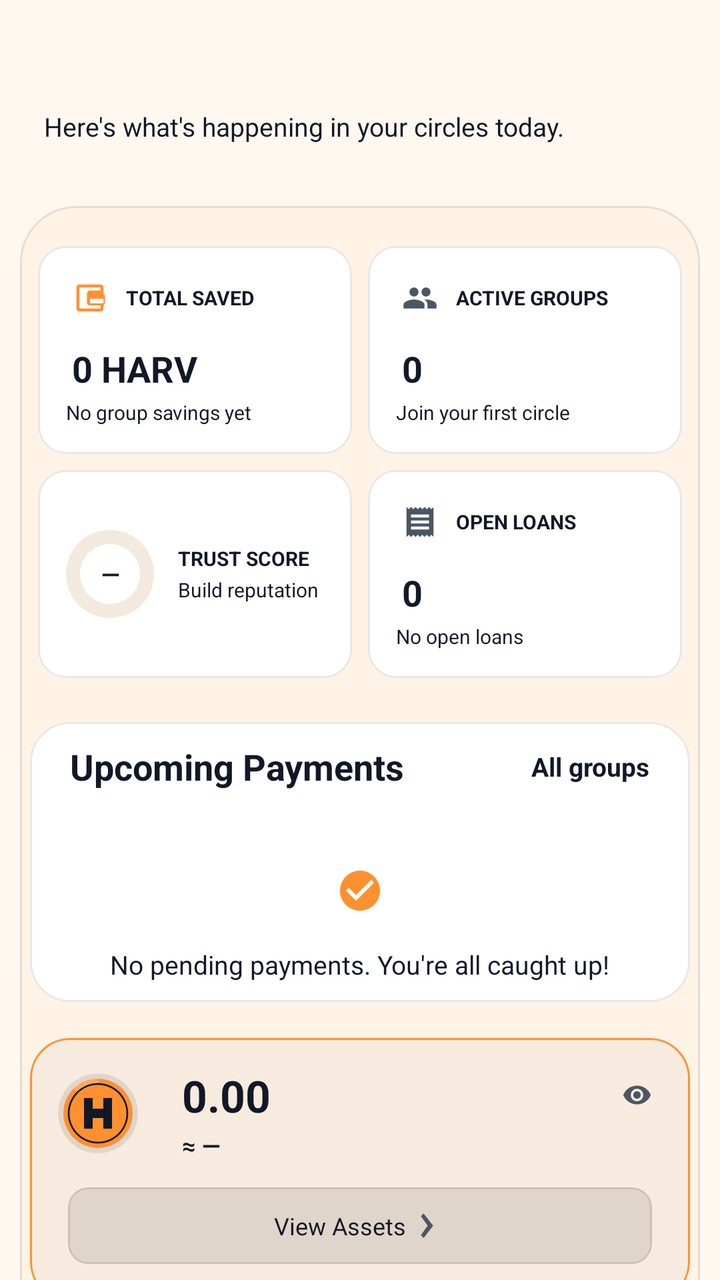
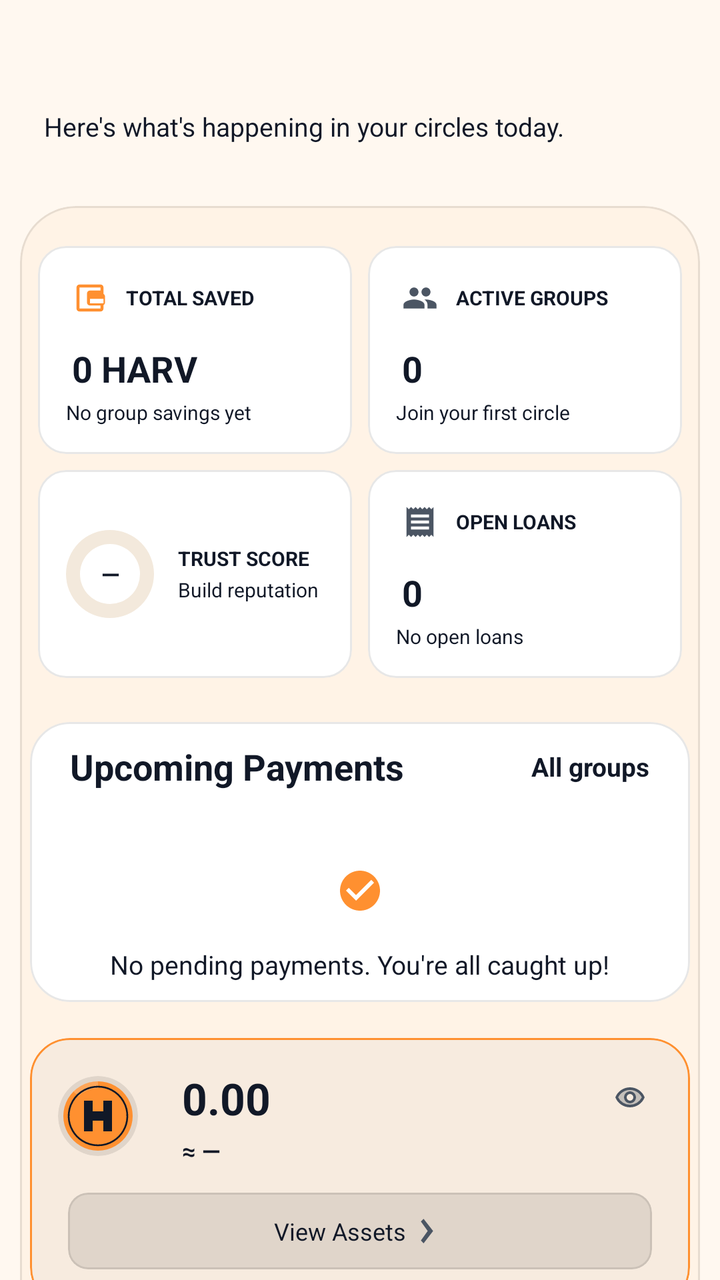

Two renders of the same Android screen: before a commit and after it. Below are the layout's source before the change and the commit's diff.
<!-- AndroidManifest.xml: application theme AppTheme -->
<!-- res/layout/home_fragment.xml -->
<LinearLayout
	xmlns:android="http://schemas.android.com/apk/res/android"
	xmlns:app="http://schemas.android.com/apk/res-auto"
	xmlns:tools="http://schemas.android.com/tools"
	android:layout_width="match_parent"
	android:layout_height="match_parent"
	android:orientation="vertical"
	android:background="@android:color/transparent"
	android:id="@+id/_main">
	<androidx.core.widget.NestedScrollView
		android:id="@+id/vscroll1"
		android:layout_width="match_parent"
		android:layout_height="match_parent"
		android:background="@android:color/transparent"
		android:fillViewport="true"
		android:overScrollMode="never">
		<LinearLayout
			android:id="@+id/linear2"
			android:layout_width="match_parent"
			android:layout_height="wrap_content"
			android:orientation="vertical">
			<LinearLayout
				android:id="@+id/linear194"
				android:layout_width="match_parent"
				android:layout_height="wrap_content"
				android:paddingLeft="22dp"
				android:paddingTop="18dp"
				android:paddingRight="22dp"
				android:paddingBottom="16dp"
				android:gravity="center_vertical"
				android:orientation="horizontal">
				<LinearLayout
					android:id="@+id/linear36"
					android:layout_width="0dp"
					android:layout_height="wrap_content"
					android:orientation="vertical"
					android:layout_weight="1">
					<TextView
						android:id="@+id/textview3"
						android:layout_width="match_parent"
						android:layout_height="wrap_content"
						android:textSize="24sp"
						android:textStyle="bold" />
					<TextView
						android:id="@+id/textview4"
						android:layout_width="match_parent"
						android:layout_height="wrap_content"
						android:layout_marginTop="4dp"
						android:text="Here's what's happening in your circles today."
						android:textSize="13sp" />
				</LinearLayout>
				<TextView
					android:id="@+id/textview2"
					android:layout_width="wrap_content"
					android:layout_height="wrap_content"
					android:textSize="12sp"
					android:textStyle="bold"
					android:gravity="end" />
			</LinearLayout>
			<com.google.android.material.card.MaterialCardView
				android:id="@+id/cardview28"
				android:layout_width="match_parent"
				android:layout_height="match_parent"
				android:layout_marginLeft="10dp"
				android:layout_marginTop="15dp"
				android:layout_marginRight="10dp"
				android:layout_marginBottom="10dp"
				app:cardBackgroundColor="@color/colorSurfaceAlt"
				app:cardCornerRadius="28dp"
				app:cardElevation="0dp"
				app:strokeWidth="1dp"
				app:strokeColor="@color/whiteFaint10">
				<LinearLayout
					android:id="@+id/linear217"
					android:layout_width="match_parent"
					android:layout_height="match_parent"
					android:paddingLeft="5dp"
					android:paddingTop="16dp"
					android:paddingRight="5dp"
					android:paddingBottom="5dp"
					android:gravity="bottom"
					android:orientation="vertical">
					<LinearLayout
						android:id="@+id/linear200"
						android:layout_width="0dp"
						android:layout_height="0dp"
						android:visibility="gone" />
					<LinearLayout
						android:id="@+id/layout_metric_grid"
						android:layout_width="match_parent"
						android:layout_height="wrap_content"
						android:orientation="vertical">
						<LinearLayout
							android:id="@+id/linear37"
							android:layout_width="match_parent"
							android:layout_height="wrap_content"
							android:orientation="horizontal">
							<com.google.android.material.card.MaterialCardView
								android:id="@+id/card_total_saved"
								android:layout_width="0dp"
								android:layout_height="wrap_content"
								android:layout_margin="4dp"
								app:cardBackgroundColor="@color/colorSurface"
								android:layout_weight="1"
								app:cardCornerRadius="14dp"
								app:cardElevation="0dp"
								app:strokeWidth="1dp"
								app:strokeColor="@color/whiteFaint10">
								<LinearLayout
									android:id="@+id/linear198"
									android:layout_width="match_parent"
									android:layout_height="wrap_content"
									android:padding="14dp"
									android:orientation="vertical">
									<LinearLayout
										android:id="@+id/linear38"
										android:layout_width="match_parent"
										android:layout_height="wrap_content"
										android:gravity="center_vertical"
										android:orientation="horizontal">
										<ImageView
											android:id="@+id/imageview58"
											android:layout_width="24dp"
											android:layout_height="24dp"
											android:padding="3dp"
											android:src="@drawable/ic_wallet"
											android:scaleType="centerInside"
											app:tint="@color/colorAccent" />
										<TextView
											android:id="@+id/textview205"
											android:layout_width="wrap_content"
											android:layout_height="wrap_content"
											android:text="TOTAL SAVED"
											android:textSize="10sp"
											android:textStyle="bold"
											android:layout_marginStart="6dp" />
									</LinearLayout>
									<LinearLayout
										android:id="@+id/linear219"
										android:layout_width="match_parent"
										android:layout_height="wrap_content"
										android:layout_marginTop="8dp"
										android:orientation="vertical">
										<TextView
											android:id="@+id/text_val_saved"
											android:layout_width="match_parent"
											android:layout_height="wrap_content"
											android:padding="3dp"
											android:text="0 HARV"
											android:textSize="18sp"
											android:textStyle="bold"
											android:singleLine="true" />
										<TextView
											android:id="@+id/text_sub_saved"
											android:layout_width="match_parent"
											android:layout_height="wrap_content"
											android:text="No group savings yet"
											android:textSize="10sp" />
									</LinearLayout>
								</LinearLayout>
							</com.google.android.material.card.MaterialCardView>
							<com.google.android.material.card.MaterialCardView
								android:id="@+id/card_active_groups"
								android:layout_width="0dp"
								android:layout_height="match_parent"
								android:layout_margin="4dp"
								app:cardBackgroundColor="@color/colorSurface"
								android:layout_weight="1"
								app:cardCornerRadius="14dp"
								app:cardElevation="0dp"
								app:strokeWidth="1dp"
								app:strokeColor="@color/whiteFaint10">
								<LinearLayout
									android:id="@+id/linear196"
									android:layout_width="match_parent"
									android:layout_height="match_parent"
									android:padding="14dp"
									android:orientation="vertical">
									<LinearLayout
										android:id="@+id/linear39"
										android:layout_width="match_parent"
										android:layout_height="wrap_content"
										android:gravity="center_vertical"
										android:orientation="horizontal">
										<ImageView
											android:id="@+id/imageview57"
											android:layout_width="24dp"
											android:layout_height="24dp"
											android:padding="3dp"
											android:src="@drawable/ic_groups"
											android:scaleType="centerInside"
											app:tint="@color/colorTextSecondary" />
										<TextView
											android:id="@+id/textview204"
											android:layout_width="wrap_content"
											android:layout_height="wrap_content"
											android:text="ACTIVE GROUPS"
											android:textSize="10sp"
											android:textStyle="bold"
											android:layout_marginStart="6dp" />
									</LinearLayout>
									<LinearLayout
										android:id="@+id/linear218"
										android:layout_width="match_parent"
										android:layout_height="wrap_content"
										android:layout_marginTop="8dp"
										android:orientation="vertical">
										<TextView
											android:id="@+id/text_val_groups"
											android:layout_width="match_parent"
											android:layout_height="wrap_content"
											android:padding="3dp"
											android:text="0"
											android:textSize="18sp"
											android:textStyle="bold" />
										<TextView
											android:id="@+id/text_sub_groups"
											android:layout_width="match_parent"
											android:layout_height="wrap_content"
											android:text="Join your first circle"
											android:textSize="10sp" />
									</LinearLayout>
								</LinearLayout>
							</com.google.android.material.card.MaterialCardView>
						</LinearLayout>
						<LinearLayout
							android:id="@+id/linear40"
							android:layout_width="match_parent"
							android:layout_height="wrap_content"
							android:orientation="horizontal">
							<com.google.android.material.card.MaterialCardView
								android:id="@+id/card_trust_score"
								android:layout_width="0dp"
								android:layout_height="match_parent"
								android:layout_margin="4dp"
								app:cardBackgroundColor="@color/colorSurface"
								android:layout_weight="1"
								app:cardCornerRadius="14dp"
								app:cardElevation="0dp"
								app:strokeWidth="1dp"
								app:strokeColor="@color/whiteFaint10">
								<LinearLayout
									android:id="@+id/linear201"
									android:layout_width="match_parent"
									android:layout_height="match_parent"
									android:padding="12dp"
									android:gravity="center_vertical"
									android:orientation="horizontal">
									<FrameLayout
										android:id="@+id/linear202"
										android:layout_width="48dp"
										android:layout_height="48dp">
										<ProgressBar
											android:id="@+id/ring_trust_score"
											android:layout_width="match_parent"
											android:layout_height="match_parent"
											android:indeterminate="false"
											style="?android:progressBarStyleHorizontal"
											android:progressDrawable="@drawable/trust_ring_progress" />
										<TextView
											android:id="@+id/text_val_trust"
											android:layout_width="match_parent"
											android:layout_height="match_parent"
											android:gravity="center_horizontal|center_vertical"
											android:text="—"
											android:textSize="12sp"
											android:textStyle="bold" />
									</FrameLayout>
									<LinearLayout
										android:id="@+id/linear215"
										android:layout_width="0dp"
										android:layout_height="wrap_content"
										android:orientation="vertical"
										android:layout_weight="1"
										android:layout_marginStart="10dp">
										<TextView
											android:id="@+id/textview206"
											android:layout_width="wrap_content"
											android:layout_height="wrap_content"
											android:text="TRUST SCORE"
											android:textSize="10sp"
											android:textStyle="bold" />
										<TextView
											android:id="@+id/text_sub_trust"
											android:layout_width="match_parent"
											android:layout_height="wrap_content"
											android:layout_marginTop="2dp"
											android:text="Build reputation"
											android:textSize="10sp" />
									</LinearLayout>
								</LinearLayout>
							</com.google.android.material.card.MaterialCardView>
							<com.google.android.material.card.MaterialCardView
								android:id="@+id/card_open_loans"
								android:layout_width="0dp"
								android:layout_height="match_parent"
								android:layout_margin="4dp"
								app:cardBackgroundColor="@color/colorSurface"
								android:layout_weight="1"
								app:cardCornerRadius="14dp"
								app:cardElevation="0dp"
								app:strokeWidth="1dp"
								app:strokeColor="@color/whiteFaint10">
								<LinearLayout
									android:id="@+id/linear203"
									android:layout_width="match_parent"
									android:layout_height="match_parent"
									android:padding="14dp"
									android:orientation="vertical">
									<LinearLayout
										android:id="@+id/linear41"
										android:layout_width="match_parent"
										android:layout_height="wrap_content"
										android:gravity="center_vertical"
										android:orientation="horizontal">
										<ImageView
											android:id="@+id/imageview59"
											android:layout_width="24dp"
											android:layout_height="24dp"
											android:padding="3dp"
											android:src="@drawable/ic_receipt"
											android:scaleType="centerInside"
											app:tint="@color/colorTextSecondary" />
										<TextView
											android:id="@+id/textview207"
											android:layout_width="wrap_content"
											android:layout_height="wrap_content"
											android:text="OPEN LOANS"
											android:textSize="10sp"
											android:textStyle="bold"
											android:layout_marginStart="6dp" />
									</LinearLayout>
									<LinearLayout
										android:id="@+id/linear220"
										android:layout_width="match_parent"
										android:layout_height="wrap_content"
										android:layout_marginTop="8dp"
										android:orientation="vertical">
										<TextView
											android:id="@+id/text_val_loans"
											android:layout_width="match_parent"
											android:layout_height="wrap_content"
											android:padding="3dp"
											android:text="0"
											android:textSize="18sp"
											android:textStyle="bold" />
										<TextView
											android:id="@+id/text_sub_loans"
											android:layout_width="match_parent"
											android:layout_height="wrap_content"
											android:text="No open loans"
											android:textSize="10sp" />
									</LinearLayout>
								</LinearLayout>
							</com.google.android.material.card.MaterialCardView>
						</LinearLayout>
					</LinearLayout>
					<com.google.android.material.card.MaterialCardView
						android:id="@+id/cardview1"
						android:layout_width="match_parent"
						android:layout_height="wrap_content"
						android:layout_marginTop="18dp"
						app:cardBackgroundColor="@color/colorSurface"
						app:cardCornerRadius="20dp"
						app:cardElevation="0dp"
						app:strokeWidth="1dp"
						app:strokeColor="@color/whiteFaint10">
						<LinearLayout
							android:id="@+id/linear209"
							android:layout_width="match_parent"
							android:layout_height="wrap_content"
							android:paddingTop="10dp"
							android:orientation="vertical">
							<LinearLayout
								android:id="@+id/linear210"
								android:layout_width="match_parent"
								android:layout_height="wrap_content"
								android:layout_marginLeft="20dp"
								android:layout_marginRight="20dp"
								android:gravity="center_vertical"
								android:orientation="horizontal">
								<TextView
									android:id="@+id/textview212"
									android:layout_width="0dp"
									android:layout_height="wrap_content"
									android:text="Upcoming Payments"
									android:textSize="18sp"
									android:textStyle="bold"
									android:layout_weight="1" />
								<TextView
									android:id="@+id/textview6"
									android:layout_width="wrap_content"
									android:layout_height="wrap_content"
									android:text="All groups"
									android:textSize="13sp"
									android:textStyle="bold" />
							</LinearLayout>
							<LinearLayout
								android:id="@+id/linear_upcoming_payments"
								android:layout_width="match_parent"
								android:layout_height="wrap_content"
								android:layout_marginTop="12dp"
								android:orientation="vertical" />
							<LinearLayout
								android:id="@+id/linear7"
								android:layout_width="match_parent"
								android:layout_height="wrap_content"
								android:layout_marginLeft="10dp"
								android:layout_marginRight="10dp"
								android:paddingTop="20dp"
								android:paddingBottom="10dp"
								android:gravity="center_horizontal|center_vertical"
								android:orientation="vertical"
								android:visibility="visible">
								<ImageView
									android:id="@+id/imageview54"
									android:layout_width="36dp"
									android:layout_height="36dp"
									android:src="@drawable/ic_check_circle"
									android:scaleType="centerInside"
									app:tint="@color/colorAccent" />
								<TextView
									android:id="@+id/textview213"
									android:layout_width="wrap_content"
									android:layout_height="wrap_content"
									android:layout_marginTop="10dp"
									android:text="No pending payments. You're all caught up!"
									android:textSize="13sp" />
							</LinearLayout>
						</LinearLayout>
					</com.google.android.material.card.MaterialCardView>
					<com.google.android.material.card.MaterialCardView
						android:id="@+id/cardview4"
						android:layout_width="match_parent"
						android:layout_height="wrap_content"
						android:layout_marginTop="18dp"
						app:cardBackgroundColor="@color/darkFaint10"
						app:cardCornerRadius="20dp"
						app:cardElevation="0dp"
						app:strokeWidth="1dp"
						app:strokeColor="@color/colorAccent">
						<LinearLayout
							android:id="@+id/linear30"
							android:layout_width="match_parent"
							android:layout_height="wrap_content"
							android:padding="14dp"
							android:orientation="vertical">
							<LinearLayout
								android:id="@+id/linear42"
								android:layout_width="match_parent"
								android:layout_height="wrap_content"
								android:orientation="vertical">
								<LinearLayout
									android:id="@+id/linear206"
									android:layout_width="match_parent"
									android:layout_height="wrap_content"
									android:gravity="center_vertical"
									android:orientation="horizontal"
									android:layout_gravity="center_vertical">
									<androidx.cardview.widget.CardView
										android:id="@+id/cardview27"
										android:layout_width="40dp"
										android:layout_height="40dp"
										android:layout_marginRight="10dp"
										app:cardBackgroundColor="@color/whiteFaint10"
										app:cardCornerRadius="360dp"
										app:cardElevation="0dp">
										<ImageView
											android:id="@+id/imageview53"
											android:layout_width="match_parent"
											android:layout_height="match_parent"
											android:padding="2dp"
											android:src="@drawable/ic_coin_harv"
											android:scaleType="fitCenter" />
									</androidx.cardview.widget.CardView>
									<LinearLayout
										android:id="@+id/linear207"
										android:layout_width="0dp"
										android:layout_height="wrap_content"
										android:orientation="vertical"
										android:layout_weight="1"
										android:layout_marginStart="12dp">
										<LinearLayout
											android:id="@+id/linear208"
											android:layout_width="match_parent"
											android:layout_height="wrap_content"
											android:orientation="vertical"
											android:layout_weight="1">
											<LinearLayout
												android:id="@+id/linear225"
												android:layout_width="match_parent"
												android:layout_height="wrap_content"
												android:gravity="center_vertical"
												android:orientation="horizontal"
												android:layout_weight="1">
												<TextView
													android:id="@+id/tv_harv_balance"
													android:layout_width="wrap_content"
													android:layout_height="wrap_content"
													android:gravity="center_vertical"
													android:text="0.00"
													android:textSize="22sp"
													android:textStyle="bold"
													android:textColor="@color/colorTextPrimary"
													android:singleLine="true"
													android:layout_gravity="center_horizontal|center_vertical"
													android:layout_weight="1" />
												<ImageView
													android:id="@+id/imageview61"
													android:layout_width="15dp"
													android:layout_height="15dp"
													android:layout_margin="5dp"
													android:src="@drawable/ic_visibility"
													android:scaleType="centerInside"
													app:tint="@color/colorTextSecondary" />
											</LinearLayout>
											<TextView
												android:id="@+id/tv_local_currency_eqv"
												android:layout_width="wrap_content"
												android:layout_height="wrap_content"
												android:layout_marginTop="2dp"
												android:text="≈ —"
												android:textSize="12sp"
												android:textStyle="bold"
												android:singleLine="true"
												android:layout_gravity="bottom" />
										</LinearLayout>
									</LinearLayout>
								</LinearLayout>
							</LinearLayout>
							<TextView
								android:id="@+id/textview5"
								android:layout_width="0dp"
								android:layout_height="0dp"
								android:textSize="12sp"
								android:visibility="gone" />
							<LinearLayout
								android:id="@+id/linear221"
								android:layout_width="match_parent"
								android:layout_height="wrap_content"
								android:layout_marginTop="8dp"
								android:gravity="center_vertical"
								android:orientation="horizontal">
								<LinearLayout
									android:id="@+id/linear223"
									android:layout_width="wrap_content"
									android:layout_height="wrap_content"
									android:padding="5dp"
									android:orientation="horizontal"
									android:layout_weight="1">
									<com.google.android.material.card.MaterialCardView
										android:id="@+id/cardview32"
										android:layout_width="wrap_content"
										android:layout_height="wrap_content"
										app:cardBackgroundColor="@color/whiteFaint10"
										android:layout_weight="1"
										app:cardCornerRadius="10dp"
										app:cardElevation="0dp"
										app:strokeWidth="1dp"
										app:strokeColor="@color/whiteFaint10">
										<LinearLayout
											android:id="@+id/linear222"
											android:layout_width="match_parent"
											android:layout_height="wrap_content"
											android:padding="6dp"
											android:gravity="center_horizontal|center_vertical"
											android:orientation="horizontal">
											<TextView
												android:id="@+id/textview220"
												android:layout_width="wrap_content"
												android:layout_height="wrap_content"
												android:paddingTop="5dp"
												android:paddingBottom="5dp"
												android:text="View Assets"
												android:textSize="12sp"
												android:textColor="@color/colorTextPrimary" />
											<ImageView
												android:id="@+id/imageview60"
												android:layout_width="20dp"
												android:layout_height="match_parent"
												android:paddingTop="5dp"
												android:paddingBottom="5dp"
												android:src="@drawable/ic_arrow_right"
												android:scaleType="centerInside"
												app:tint="@color/colorTextSecondary" />
										</LinearLayout>
									</com.google.android.material.card.MaterialCardView>
								</LinearLayout>
							</LinearLayout>
						</LinearLayout>
					</com.google.android.material.card.MaterialCardView>
					<com.google.android.material.card.MaterialCardView
						android:id="@+id/cardview2"
						android:layout_width="match_parent"
						android:layout_height="wrap_content"
						android:layout_marginTop="18dp"
						app:cardBackgroundColor="@color/colorSurface"
						app:cardCornerRadius="20dp"
						app:cardElevation="0dp"
						app:strokeWidth="1dp"
						app:strokeColor="@color/whiteFaint10">
						<LinearLayout
							android:id="@+id/linear211"
							android:layout_width="match_parent"
							android:layout_height="wrap_content"
							android:paddingTop="10dp"
							android:orientation="vertical">
							<LinearLayout
								android:id="@+id/linear212"
								android:layout_width="match_parent"
								android:layout_height="wrap_content"
								android:layout_marginLeft="20dp"
								android:layout_marginRight="20dp"
								android:gravity="center_vertical"
								android:orientation="horizontal">
								<ImageView
									android:id="@+id/imageview55"
									android:layout_width="24dp"
									android:layout_height="24dp"
									android:src="@drawable/ic_school"
									android:scaleType="centerInside"
									app:tint="@color/colorAccent" />
								<TextView
									android:id="@+id/textview214"
									android:layout_width="wrap_content"
									android:layout_height="wrap_content"
									android:text="Learn Hub"
									android:textSize="18sp"
									android:textStyle="bold"
									android:layout_marginStart="10dp" />
							</LinearLayout>
							<TextView
								android:id="@+id/textview215"
								android:layout_width="match_parent"
								android:layout_height="wrap_content"
								android:layout_marginLeft="10dp"
								android:layout_marginTop="6dp"
								android:layout_marginRight="10dp"
								android:text="Community knowledge · Finance trends"
								android:textSize="13sp" />
							<LinearLayout
								android:id="@+id/linear_learn_hub"
								android:layout_width="match_parent"
								android:layout_height="wrap_content"
								android:layout_marginTop="12dp"
								android:orientation="vertical" />
							<TextView
								android:id="@+id/textview10"
								android:layout_width="wrap_content"
								android:layout_height="wrap_content"
								android:layout_marginLeft="10dp"
								android:layout_marginTop="12dp"
								android:layout_marginBottom="12dp"
								android:text="Open Learn Hub"
								android:textSize="14sp"
								android:textStyle="bold" />
						</LinearLayout>
					</com.google.android.material.card.MaterialCardView>
					<com.google.android.material.card.MaterialCardView
						android:id="@+id/cardview3"
						android:layout_width="match_parent"
						android:layout_height="wrap_content"
						android:layout_marginTop="18dp"
						app:cardBackgroundColor="@color/colorSurface"
						app:cardCornerRadius="20dp"
						app:cardElevation="0dp"
						app:strokeWidth="1dp"
						app:strokeColor="@color/whiteFaint10">
						<LinearLayout
							android:id="@+id/linear213"
							android:layout_width="match_parent"
							android:layout_height="wrap_content"
							android:paddingTop="10dp"
							android:orientation="vertical">
							<LinearLayout
								android:id="@+id/linear214"
								android:layout_width="match_parent"
								android:layout_height="wrap_content"
								android:layout_marginLeft="20dp"
								android:layout_marginRight="20dp"
								android:gravity="center_vertical"
								android:orientation="horizontal">
								<TextView
									android:id="@+id/textview216"
									android:layout_width="0dp"
									android:layout_height="wrap_content"
									android:text="Trending Public Groups"
									android:textSize="18sp"
									android:textStyle="bold"
									android:layout_weight="1" />
								<TextView
									android:id="@+id/textview12"
									android:layout_width="wrap_content"
									android:layout_height="wrap_content"
									android:text="Browse all"
									android:textSize="13sp"
									android:textStyle="bold" />
							</LinearLayout>
							<LinearLayout
								android:id="@+id/linear_trending_groups"
								android:layout_width="match_parent"
								android:layout_height="wrap_content"
								android:layout_marginTop="12dp"
								android:orientation="vertical" />
							<LinearLayout
								android:id="@+id/linear10"
								android:layout_width="match_parent"
								android:layout_height="wrap_content"
								android:layout_marginLeft="10dp"
								android:layout_marginRight="10dp"
								android:paddingTop="20dp"
								android:paddingBottom="10dp"
								android:gravity="center_horizontal|center_vertical"
								android:orientation="vertical"
								android:visibility="visible">
								<ImageView
									android:id="@+id/imageview56"
									android:layout_width="36dp"
									android:layout_height="36dp"
									android:src="@drawable/ic_search_off"
									android:scaleType="centerInside"
									app:tint="@color/colorTextSecondary" />
								<TextView
									android:id="@+id/textview217"
									android:layout_width="wrap_content"
									android:layout_height="wrap_content"
									android:layout_marginTop="10dp"
									android:text="No public groups available. Create one!"
									android:textSize="13sp" />
							</LinearLayout>
						</LinearLayout>
					</com.google.android.material.card.MaterialCardView>
					<LinearLayout
						android:id="@+id/cardview29"
						android:layout_width="0dp"
						android:layout_height="0dp"
						android:visibility="gone" />
					<LinearLayout
						android:id="@+id/cardview30"
						android:layout_width="0dp"
						android:layout_height="0dp"
						android:visibility="gone" />
					<LinearLayout
						android:id="@+id/cardview31"
						android:layout_width="0dp"
						android:layout_height="0dp"
						android:visibility="gone" />
				</LinearLayout>
			</com.google.android.material.card.MaterialCardView>
		</LinearLayout>
	</androidx.core.widget.NestedScrollView>
</LinearLayout>
<!-- resources referenced by this layout -->
<resources>
  <color name="colorAccent">#FF9030</color>
  <color name="colorSurface">#FFFFFF</color>
  <color name="colorSurfaceAlt">#FFF3E6</color>
  <color name="colorTextPrimary">#111827</color>
  <color name="colorTextSecondary">#4B5563</color>
  <color name="darkFaint10">#08000000</color>
  <color name="whiteFaint10">#18000000</color>
  <!-- drawable ic_arrow_right (drawable) -->
  <?xml version="1.0" encoding="utf-8"?>
  <vector xmlns:android="http://schemas.android.com/apk/res/android"
      android:width="24dp"
      android:height="24dp"
      android:viewportWidth="24"
      android:viewportHeight="24">
  
      <path
          android:fillColor="#FFFFFFFF"
          android:pathData="M8,5L13,12L8,19L10,21L17,12L10,3Z" />
  
  </vector>
  <!-- drawable ic_visibility (drawable) -->
  <?xml version="1.0" encoding="utf-8"?>
  <vector xmlns:android="http://schemas.android.com/apk/res/android"
      android:width="24dp"
      android:height="24dp"
      android:viewportWidth="24"
      android:viewportHeight="24">
  
      <path
          android:fillColor="#FFFFFFFF"
          android:pathData="M12,4.5C7,4.5 2.73,7.61 1,12c1.73,4.39 6,7.5 11,7.5s9.27,-3.11 11,-7.5c-1.73,-4.39 -6,-7.5 -11,-7.5zM12,17c-2.76,0 -5,-2.24 -5,-5s2.24,-5 5,-5 5,2.24 5,5 -2.24,5 -5,5zM12,9c-1.66,0 -3,1.34 -3,3s1.34,3 3,3 3,-1.34 3,-3 -1.34,-3 -3,-3z" />
  
  </vector>
  <color name="colorSurfaceRaised">#F3E9DC</color>
  <style name="HarvanaPopupMenu" parent="Widget.MaterialComponents.PopupMenu">
          <item name="android:popupBackground">@drawable/bg_popup_menu</item>
          <item name="android:popupElevation">10dp</item>
      </style>
  <style name="HarvanaTextView" parent="android:Widget.TextView">
          <item name="android:textColor">@color/colorTextPrimary</item>
      </style>
  <color name="colorBackground">#FFF8F0</color>
  <color name="colorTextOnAccent">#111827</color>
  <color name="colorAccentDark">#E57A14</color>
  <color name="colorError">#EF4444</color>
  <color name="colorTextPrimaryWhite">#FFFFFF</color>
  <color name="colorControlNormal">#6B7280</color>
  <color name="colorAccentRipple">#1AFF9030</color>
  <color name="colorAccentStroke">#33FF9030</color>
  <color name="colorAccentStrong">#B85F0A</color>
  <color name="colorTextTertiary">#6B7280</color>
  <!-- drawable bg_popup_menu (drawable) -->
  <?xml version="1.0" encoding="utf-8"?>
  <shape xmlns:android="http://schemas.android.com/apk/res/android" android:shape="rectangle">
      <solid android:color="@color/colorPopupSurface" />
      <stroke android:width="1dp" android:color="@color/colorCardStroke" />
      <corners android:radius="14dp" />
  </shape>
  <style name="HarvanaDialogButton" parent="Widget.MaterialComponents.Button.TextButton.Dialog">
          <item name="android:textColor">@color/colorAccent</item>
          <item name="android:minHeight">48dp</item>
      </style>
  <style name="HarvanaBottomSheetStyle" parent="Widget.MaterialComponents.BottomSheet.Modal">
          <item name="backgroundTint">?attr/colorSurface</item>
          <item name="shapeAppearanceOverlay">@style/HarvanaBottomSheetShape</item>
      </style>
  <color name="colorPopupSurface">#F4E8D6</color>
  <color name="colorCardStroke">#EADFD0</color>
  <style name="HarvanaBottomSheetShape" parent="">
          <item name="cornerFamily">rounded</item>
          <item name="cornerSizeTopLeft">20dp</item>
          <item name="cornerSizeTopRight">20dp</item>
          <item name="cornerSizeBottomLeft">0dp</item>
          <item name="cornerSizeBottomRight">0dp</item>
      </style>
  <!-- unchanged entries left out for length: 12 -->
</resources>

<!-- the commit's change to res/layout/home_fragment.xml (unified diff, before → after) -->
@@ -507,10 +507,11 @@
 													android:layout_weight="1" />
 												<ImageView
 													android:id="@+id/imageview61"
-													android:layout_width="15dp"
-													android:layout_height="15dp"
-													android:layout_margin="5dp"
-													android:src="@drawable/ic_visibility"
+													android:layout_width="28dp"
+													android:layout_height="28dp"
+													android:padding="6dp"
+													android:layout_margin="2dp"
+													android:src="@drawable/icon_visibility_twotone"
 													android:scaleType="centerInside"
 													app:tint="@color/colorTextSecondary" />
 											</LinearLayout>
<!-- resource entries referenced after the edit -->
@@ -20,19 +20,9 @@
           android:pathData="M8,5L13,12L8,19L10,21L17,12L10,3Z" />
   
   </vector>
-  <!-- drawable ic_visibility (drawable) -->
-  <?xml version="1.0" encoding="utf-8"?>
-  <vector xmlns:android="http://schemas.android.com/apk/res/android"
-      android:width="24dp"
-      android:height="24dp"
-      android:viewportWidth="24"
-      android:viewportHeight="24">
-  
-      <path
-          android:fillColor="#FFFFFFFF"
-          android:pathData="M12,4.5C7,4.5 2.73,7.61 1,12c1.73,4.39 6,7.5 11,7.5s9.27,-3.11 11,-7.5c-1.73,-4.39 -6,-7.5 -11,-7.5zM12,17c-2.76,0 -5,-2.24 -5,-5s2.24,-5 5,-5 5,2.24 5,5 -2.24,5 -5,5zM12,9c-1.66,0 -3,1.34 -3,3s1.34,3 3,3 3,-1.34 3,-3 -1.34,-3 -3,-3z" />
-  
-  </vector>
+  <!-- drawable icon_visibility_twotone (drawable-xhdpi) -->
+  <?xml version='1.0' encoding='UTF-8' standalone='yes' ?>
+  <vector xmlns:android="http://schemas.android.com/apk/res/android" android:width="48dp" android:height="48dp" android:viewportWidth="24.0" android:viewportHeight="24.0"><path android:pathData="M12 6a9.77 9.77 0 0 0-8.82 5.5C4.83 14.87 8.21 17 12 17s7.17-2.13 8.82-5.5A9.77 9.77 0 0 0 12 6zm0 10c-2.48 0-4.5-2.02-4.5-4.5S9.52 7 12 7s4.5 2.02 4.5 4.5S14.48 16 12 16z" android:fillColor="#FFFFFF" android:fillAlpha="0.3" /><path android:pathData="M12 4C7 4 2.73 7.11 1 11.5C2.73 15.89 7 19 12 19s9.27-3.11 11-7.5C21.27 7.11 17 4 12 4zm0 13a9.77 9.77 0 0 1-8.82-5.5C4.83 8.13 8.21 6 12 6s7.17 2.13 8.82 5.5A9.77 9.77 0 0 1 12 17zm0-10c-2.48 0-4.5 2.02-4.5 4.5S9.52 16 12 16s4.5-2.02 4.5-4.5S14.48 7 12 7zm0 7a2.5 2.5 0 0 1 0-5a2.5 2.5 0 0 1 0 5z" android:fillColor="#FFFFFF" /></vector>
   <color name="colorSurfaceRaised">#F3E9DC</color>
   <style name="HarvanaPopupMenu" parent="Widget.MaterialComponents.PopupMenu">
           <item name="android:popupBackground">@drawable/bg_popup_menu</item>
